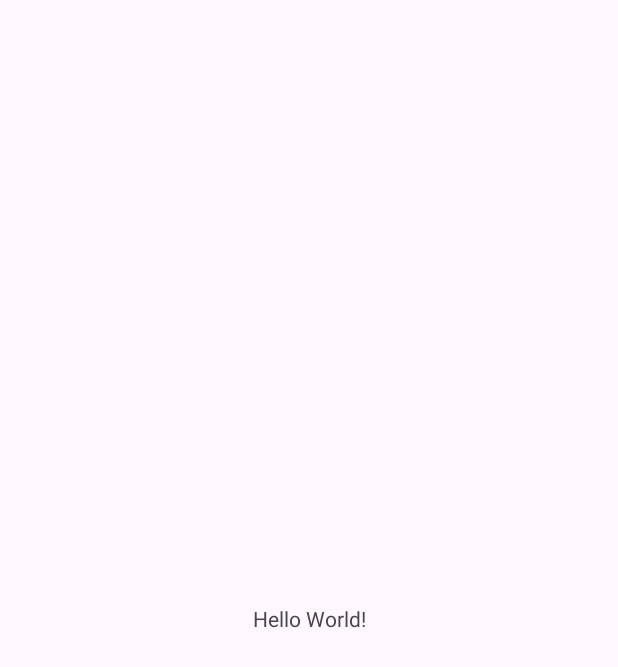
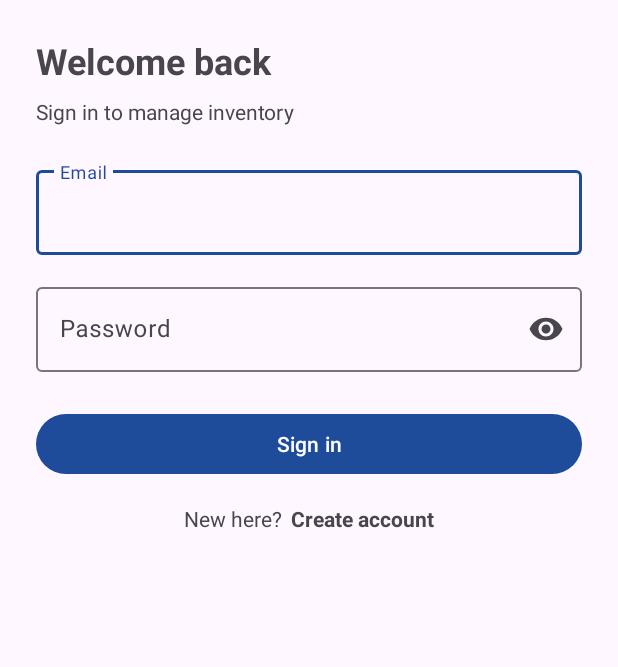
Before and after one commit to 0xKa/QuickInv, an Android app: the screen it shows after launch (MainActivity before the commit, LoginActivity after it), on a phone screen of 412 x 824 dp. Before the commit the part shown is almost empty. Shown: the top 667 px of the screen. Run offline under Robolectric (Android 15) with nearby library versions, the phone set to English and light mode, and no system bars.

Commit message:
Add login, registration, and splash screen activities with layouts and resources

```diff
--- a/app/build.gradle.kts
+++ b/app/build.gradle.kts
@@ -38,6 +38,7 @@ dependencies {
     implementation(libs.material)
     implementation(libs.activity)
     implementation(libs.constraintlayout)
+    implementation(libs.core.splashscreen)
     testImplementation(libs.junit)
     androidTestImplementation(libs.ext.junit)
     androidTestImplementation(libs.espresso.core)
--- /dev/null
+++ b/app/src/main/java/com/example/quickinv/LoginActivity.java
@@ -0,0 +1,55 @@
+package com.example.quickinv;
+
+import android.content.Intent;
+import android.os.Bundle;
+import android.text.TextUtils;
+import android.widget.LinearLayout;
+import android.widget.TextView;
+import android.widget.Toast;
+
+import androidx.activity.EdgeToEdge;
+import androidx.appcompat.app.AppCompatActivity;
+
+import com.google.android.material.button.MaterialButton;
+import com.google.android.material.textfield.TextInputEditText;
+
+public class LoginActivity extends AppCompatActivity {
+
+    private TextInputEditText emailInput;
+    private TextInputEditText passwordInput;
+
+    @Override
+    protected void onCreate(Bundle savedInstanceState) {
+        super.onCreate(savedInstanceState);
+        EdgeToEdge.enable(this);
+        setContentView(R.layout.activity_login);
+        initViews();
+    }
+
+    private void initViews() {
+        emailInput = findViewById(R.id.login_email);
+        passwordInput = findViewById(R.id.login_password);
+        MaterialButton loginButton = findViewById(R.id.login_submit);
+        LinearLayout registerRow = findViewById(R.id.login_register_row);
+
+        loginButton.setOnClickListener(v -> handleLogin());
+        registerRow.setOnClickListener(v -> navigateToRegister());
+    }
+
+    private void handleLogin() {
+        String email = emailInput.getText() == null ? "" : emailInput.getText().toString().trim();
+        String password = passwordInput.getText() == null ? "" : passwordInput.getText().toString();
+
+        if (TextUtils.isEmpty(email) || TextUtils.isEmpty(password)) {
+            Toast.makeText(this, R.string.login_error_empty, Toast.LENGTH_SHORT).show();
+            return;
+        }
+
+        startActivity(new Intent(this, MainActivity.class));
+        finish();
+    }
+
+    private void navigateToRegister() {
+        startActivity(new Intent(this, RegisterActivity.class));
+    }
+}
--- /dev/null
+++ b/app/src/main/java/com/example/quickinv/SplashActivity.java
@@ -0,0 +1,27 @@
+package com.example.quickinv;
+
+import android.content.Intent;
+import android.os.Bundle;
+import android.os.Handler;
+import android.os.Looper;
+
+import androidx.activity.EdgeToEdge;
+import androidx.appcompat.app.AppCompatActivity;
+import androidx.core.splashscreen.SplashScreen;
+
+public class SplashActivity extends AppCompatActivity {
+
+    @Override
+    protected void onCreate(Bundle savedInstanceState) {
+        SplashScreen.installSplashScreen(this);
+        super.onCreate(savedInstanceState);
+        EdgeToEdge.enable(this);
+        setContentView(R.layout.activity_splash);
+        new Handler(Looper.getMainLooper()).postDelayed(this::launchLogin, 1500);
+    }
+
+    private void launchLogin() {
+        startActivity(new Intent(this, LoginActivity.class));
+        finish();
+    }
+}
--- /dev/null
+++ b/app/src/main/res/layout/activity_login.xml
@@ -0,0 +1,100 @@
+<?xml version="1.0" encoding="utf-8"?>
+<androidx.constraintlayout.widget.ConstraintLayout xmlns:android="http://schemas.android.com/apk/res/android"
+    xmlns:app="http://schemas.android.com/apk/res-auto"
+    android:layout_width="match_parent"
+    android:layout_height="match_parent"
+    android:padding="24dp">
+
+    <TextView
+        android:id="@+id/login_title"
+        android:layout_width="wrap_content"
+        android:layout_height="wrap_content"
+        android:text="@string/login_title"
+        android:textStyle="bold"
+        android:textSize="24sp"
+        app:layout_constraintStart_toStartOf="parent"
+        app:layout_constraintTop_toTopOf="parent" />
+
+    <TextView
+        android:id="@+id/login_subtitle"
+        android:layout_width="0dp"
+        android:layout_height="wrap_content"
+        android:layout_marginTop="8dp"
+        android:text="@string/login_subtitle"
+        app:layout_constraintStart_toStartOf="@id/login_title"
+        app:layout_constraintTop_toBottomOf="@id/login_title"
+        app:layout_constraintEnd_toEndOf="parent" />
+
+    <com.google.android.material.textfield.TextInputLayout
+        android:id="@+id/login_email_field"
+        style="@style/Widget.Material3.TextInputLayout.OutlinedBox"
+        android:layout_width="0dp"
+        android:layout_height="wrap_content"
+        android:layout_marginTop="24dp"
+        app:layout_constraintTop_toBottomOf="@+id/login_subtitle"
+        app:layout_constraintStart_toStartOf="parent"
+        app:layout_constraintEnd_toEndOf="parent">
+
+        <com.google.android.material.textfield.TextInputEditText
+            android:id="@+id/login_email"
+            android:layout_width="match_parent"
+            android:layout_height="wrap_content"
+            android:hint="@string/login_email_hint"
+            android:inputType="textEmailAddress" />
+    </com.google.android.material.textfield.TextInputLayout>
+
+    <com.google.android.material.textfield.TextInputLayout
+        android:id="@+id/login_password_field"
+        style="@style/Widget.Material3.TextInputLayout.OutlinedBox"
+        android:layout_width="0dp"
+        android:layout_height="wrap_content"
+        android:layout_marginTop="16dp"
+        app:endIconMode="password_toggle"
+        app:layout_constraintTop_toBottomOf="@id/login_email_field"
+        app:layout_constraintStart_toStartOf="parent"
+        app:layout_constraintEnd_toEndOf="parent">
+
+        <com.google.android.material.textfield.TextInputEditText
+            android:id="@+id/login_password"
+            android:layout_width="match_parent"
+            android:layout_height="wrap_content"
+            android:hint="@string/login_password_hint"
+            android:inputType="textPassword" />
+    </com.google.android.material.textfield.TextInputLayout>
+
+    <com.google.android.material.button.MaterialButton
+        android:id="@+id/login_submit"
+        android:layout_width="0dp"
+        android:layout_height="wrap_content"
+        android:layout_marginTop="24dp"
+        android:text="@string/login_button"
+        app:layout_constraintTop_toBottomOf="@id/login_password_field"
+        app:layout_constraintStart_toStartOf="parent"
+        app:layout_constraintEnd_toEndOf="parent" />
+
+    <LinearLayout
+        android:id="@+id/login_register_row"
+        android:layout_width="wrap_content"
+        android:layout_height="wrap_content"
+        android:layout_marginTop="16dp"
+        android:orientation="horizontal"
+        app:layout_constraintTop_toBottomOf="@id/login_submit"
+        app:layout_constraintStart_toStartOf="parent"
+        app:layout_constraintEnd_toEndOf="parent">
+
+        <TextView
+            android:layout_width="wrap_content"
+            android:layout_height="wrap_content"
+            android:text="@string/login_register_prompt" />
+
+        <TextView
+            android:id="@+id/login_register_link"
+            android:layout_width="wrap_content"
+            android:layout_height="wrap_content"
+            android:text="@string/login_register_cta"
+            android:textStyle="bold"
+            android:paddingStart="6dp"
+            android:paddingLeft="6dp" />
+    </LinearLayout>
+
+</androidx.constraintlayout.widget.ConstraintLayout>
--- a/app/src/main/res/values/colors.xml
+++ b/app/src/main/res/values/colors.xml
@@ -2,4 +2,9 @@
 <resources>
     <color name="black">#FF000000</color>
     <color name="white">#FFFFFFFF</color>
+    <color name="quickinv_primary">#1E4C9A</color>
+    <color name="quickinv_secondary">#F5A524</color>
+    <color name="quickinv_surface">#0D182B</color>
+    <color name="quickinv_on_surface">#F4F7FF</color>
+    <color name="quickinv_accent">#F5A524</color>
 </resources>
--- a/app/src/main/res/values/strings.xml
+++ b/app/src/main/res/values/strings.xml
@@ -1,3 +1,32 @@
 <resources>
     <string name="app_name">QuickInv</string>
+
+    <string name="splash_title">QuickInv</string>
+    <string name="splash_tagline">Inventory clarity for small business</string>
+    <string name="splash_logo_cd">QuickInv mark</string>
+    <string name="splash_status_backend">Checking inventory services...</string>
+    <string name="splash_status_rates">Syncing currency rates...</string>
+    <string name="splash_status_ready">Workspace ready</string>
+    <string name="splash_status_error">We couldn\'t reach QuickInv services. Try again in a moment.</string>
+    <string name="splash_retry">Retry</string>
+
+    <string name="login_title">Welcome back</string>
+    <string name="login_subtitle">Sign in to manage inventory</string>
+    <string name="login_email_hint">Email</string>
+    <string name="login_password_hint">Password</string>
+    <string name="login_button">Sign in</string>
+    <string name="login_register_prompt">New here?</string>
+    <string name="login_register_cta">Create account</string>
+    <string name="login_error_empty">Enter email and password</string>
+
+    <string name="register_title">Create your account</string>
+    <string name="register_subtitle">Get QuickInv insights in minutes</string>
+    <string name="register_name_hint">Business name</string>
+    <string name="register_email_hint">Work email</string>
+    <string name="register_password_hint">Password</string>
+    <string name="register_confirm_hint">Confirm password</string>
+    <string name="register_button">Register</string>
+    <string name="register_existing_prompt">Already have an account?</string>
+    <string name="register_existing_cta">Sign in</string>
+    <string name="register_error_mismatch">Passwords should match</string>
 </resources>
--- a/app/src/main/res/values/themes.xml
+++ b/app/src/main/res/values/themes.xml
@@ -3,7 +3,16 @@
     <style name="Base.Theme.QuickInv" parent="Theme.Material3.DayNight.NoActionBar">
         <!-- Customize your light theme here. -->
         <!-- <item name="colorPrimary">@color/my_light_primary</item> -->
+        <item name="colorPrimary">@color/quickinv_primary</item>
+        <item name="colorSecondary">@color/quickinv_secondary</item>
     </style>
 
     <style name="Theme.QuickInv" parent="Base.Theme.QuickInv" />
+
+    <style name="Theme.QuickInv.Splash" parent="Theme.SplashScreen">
+        <item name="windowSplashScreenBackground">@color/quickinv_surface</item>
+        <item name="windowSplashScreenAnimatedIcon">@mipmap/ic_launcher</item>
+        <item name="windowSplashScreenAnimationDuration">400</item>
+        <item name="postSplashScreenTheme">@style/Theme.QuickInv</item>
+    </style>
 </resources>
--- a/gradle/libs.versions.toml
+++ b/gradle/libs.versions.toml
@@ -7,6 +7,7 @@ appcompat = "1.7.1"
 material = "1.13.0"
 activity = "1.12.0"
 constraintlayout = "2.2.1"
+coreSplashscreen = "1.2.0"
 
 [libraries]
 junit = { group = "junit", name = "junit", version.ref = "junit" }
@@ -16,6 +17,7 @@ appcompat = { group = "androidx.appcompat", name = "appcompat", version.ref = "a
 material = { group = "com.google.android.material", name = "material", version.ref = "material" }
 activity = { group = "androidx.activity", name = "activity", version.ref = "activity" }
 constraintlayout = { group = "androidx.constraintlayout", name = "constraintlayout", version.ref = "constraintlayout" }
+core-splashscreen = { group = "androidx.core", name = "core-splashscreen", version.ref = "coreSplashscreen" }
 
 [plugins]
 android-application = { id = "com.android.application", version.ref = "agp" }
```
Also changed, not shown: app/src/main/AndroidManifest.xml (+14 -3 lines), app/src/main/java/com/example/quickinv/RegisterActivity.java (added, +65 -0 lines), app/src/main/res/drawable/ic_quickinv_logo.xml (added, +28 -0 lines), app/src/main/res/layout/activity_register.xml (added, +121 -0 lines), app/src/main/res/layout/activity_splash.xml (added, +65 -0 lines).
